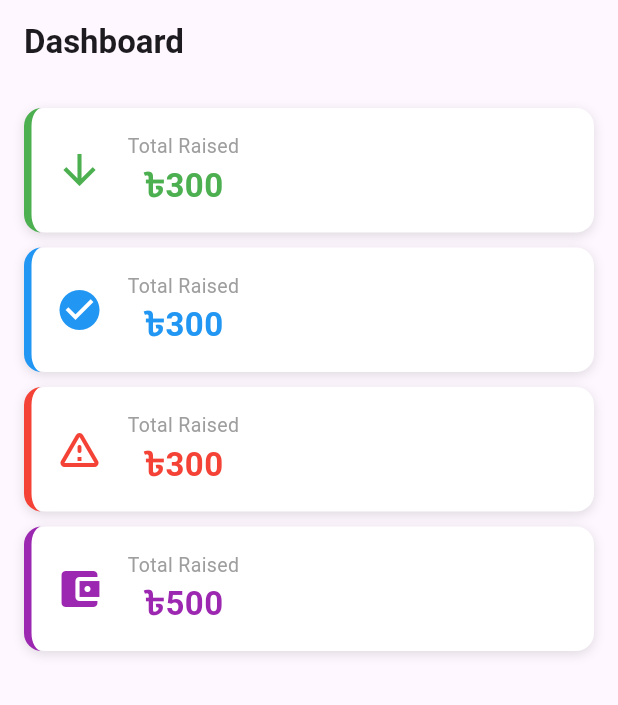
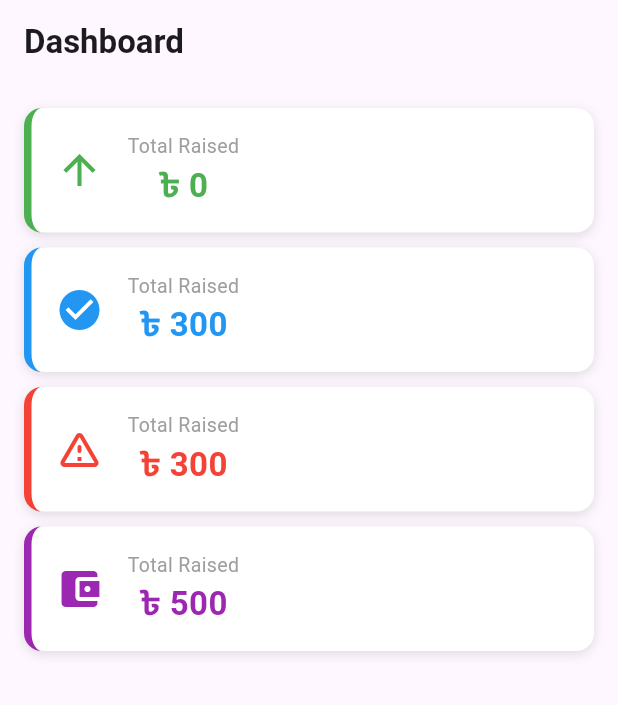
Before and after one commit to Yeasin00p/takar_khata, a Flutter app: the screen it shows after launch, on a phone screen of 412 x 824 dp. Shown: the top 705 px of the screen. Run offline on Flutter 3.47's test engine with Material 3 defaults, Android fonts, the light colour scheme and no system bars; our stand-ins replace sqflite; accounts and stored records are empty.

Commit message:
total raising show in dashborad

```diff
--- a/lib/features/dashborad/presentation/screen/dashborad_screen.dart
+++ b/lib/features/dashborad/presentation/screen/dashborad_screen.dart
@@ -1,11 +1,16 @@
 import 'package:flutter/material.dart';
+import 'package:provider/provider.dart';
 import 'package:takar_khata/features/dashborad/presentation/widget/overview_card_widget.dart';
+
+import '../../../raising/presentation/providers/raising_providers.dart';
 
 class DashboradScreen extends StatelessWidget {
   const DashboradScreen({super.key});
 
   @override
   Widget build(BuildContext context) {
+    final raising = context.watch<RaisingProvider>();
+
     return Scaffold(
       appBar: AppBar(
         title: Text('Dashboard', style: TextStyle(fontWeight: FontWeight.bold)),
@@ -15,9 +20,9 @@ class DashboradScreen extends StatelessWidget {
         children: [
           OverviewCardWidget(
             label: 'Total Raised',
-            amount: 300,
+            amount: raising.totalRaised,
             color: Colors.green,
-            icon: Icons.arrow_downward,
+            icon: Icons.arrow_upward,
           ),
           const SizedBox(height: 10),
           OverviewCardWidget(
--- a/lib/features/dashborad/presentation/widget/overview_card_widget.dart
+++ b/lib/features/dashborad/presentation/widget/overview_card_widget.dart
@@ -32,13 +32,14 @@ class OverviewCardWidget extends StatelessWidget {
             children: [
               Text(label, style: TextStyle(color: Colors.grey, fontSize: 13)),
               Text(
-                '৳${amount.toStringAsFixed(0)}',
+                '৳ ${amount.toStringAsFixed(0)}',
                 style: TextStyle(
                   fontSize: 22,
                   fontWeight: FontWeight.bold,
                   color: color,
                 ),
               ),
+
             ],
           ),
         ],
```
